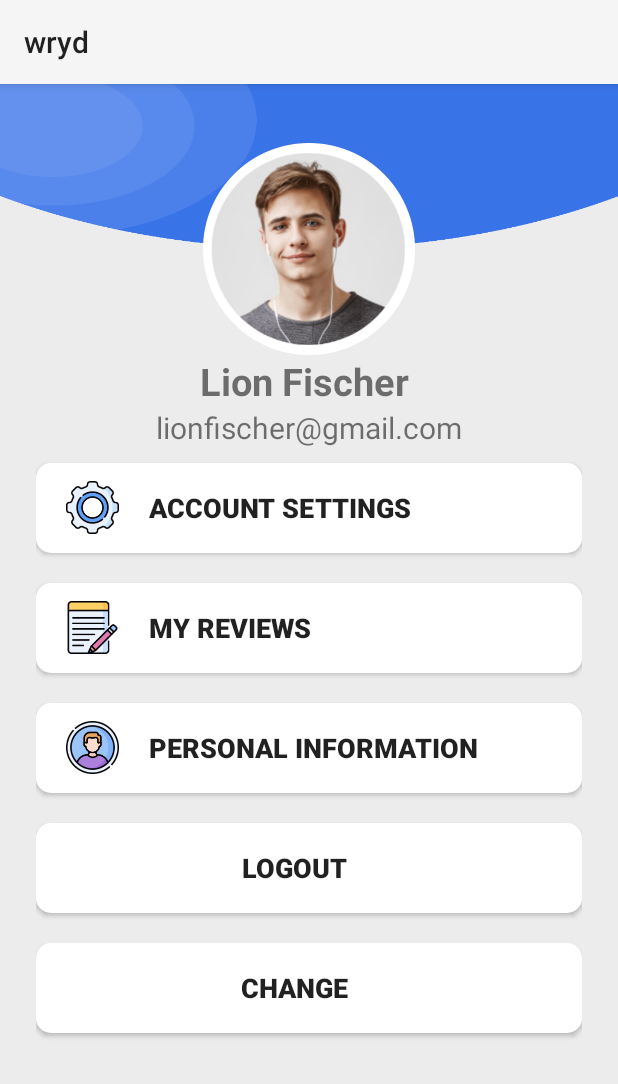
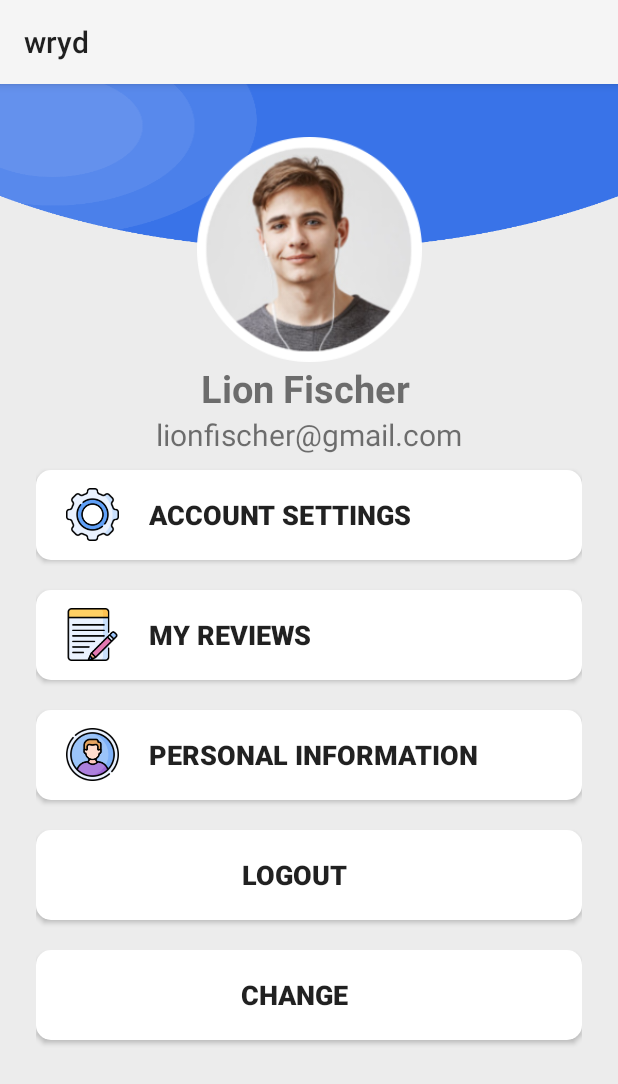
Before and after one commit to wryd-live/wryd, an Android app: the fragment profile shown on its own in the app's theme, on a phone screen of 412 x 824 dp. Shown: the top 1084 px of the screen. Run offline under Robolectric (Android 15) with nearby library versions, the phone set to English and light mode, and no system bars; pictures from the network do not load.

Commit message:
Implemented Settings Profile Page

```diff
--- a/app/src/main/java/com/wrydhub/wryd/wrydapp/ui/profile.java
+++ b/app/src/main/java/com/wrydhub/wryd/wrydapp/ui/profile.java
@@ -1,21 +1,27 @@
 package com.wrydhub.wryd.wrydapp.ui;
 //package com.example.bottomsheetlayout;
 //
+import static android.content.ContentValues.TAG;
+
 import androidx.annotation.NonNull;
 import androidx.appcompat.app.AppCompatActivity;
 
 import android.app.Dialog;
+import android.app.ProgressDialog;
 import android.content.SharedPreferences;
 import android.graphics.Color;
 import android.graphics.drawable.ColorDrawable;
 import android.os.Bundle;
+import android.util.Log;
 import android.view.Gravity;
 import android.view.View;
 import android.view.ViewGroup;
 import android.view.Window;
 import android.widget.Button;
 import android.widget.EditText;
+import android.widget.ImageView;
 import android.widget.LinearLayout;
+import android.widget.TextView;
 import android.widget.Toast;
 
 import android.app.Dialog;
@@ -34,8 +40,22 @@ import android.widget.Button;
 import android.widget.LinearLayout;
 import android.widget.Toast;
 
+import com.bumptech.glide.Glide;
 import com.wrydhub.wryd.wrydapp.MainActivity;
 import com.wrydhub.wryd.wrydapp.R;
+import com.wrydhub.wryd.wrydapp.utils.keysConfig;
+
+import org.json.JSONArray;
+import org.json.JSONObject;
+
+import java.io.IOException;
+import java.util.Objects;
+
+import okhttp3.Call;
+import okhttp3.Callback;
+import okhttp3.OkHttpClient;
+import okhttp3.Request;
+import okhttp3.Response;
 
 /**
  * A simple {@link Fragment} subclass.
@@ -46,13 +66,27 @@ public class profile extends Fragment {
 
     // TODO: Rename parameter arguments, choose names that match
     // the fragment initialization parameters, e.g. ARG_ITEM_NUMBER
-    private static final String ARG_PARAM1 = "param1";
-    private static final String ARG_PARAM2 = "param2";
+    private static final String ARG_PARAM1 = "userid";
+    private static final String ARG_PARAM2 = "orgUsername";
+    private static final String ARG_PARAM3 = "token";
 
     // TODO: Rename and change types of parameters
-    private String mParam1;
-    private String mParam2;
+    private String savedUserid;
+    private String savedOrgUsername;
+    private String savedUserToken;
+
+
     Button bottomsheet;
+
+    ProgressDialog progress;
+
+
+    ImageView profileImageView;
+    TextView nameTextView;
+    TextView emailTextView;
+
+
+
     public profile() {
         // Required empty public constructor
     }
@@ -81,8 +115,9 @@ public class profile extends Fragment {
 
 
         if (getArguments() != null) {
-            mParam1 = getArguments().getString(ARG_PARAM1);
-            mParam2 = getArguments().getString(ARG_PARAM2);
+            savedUserid = getArguments().getString(ARG_PARAM1);
+            savedOrgUsername = getArguments().getString(ARG_PARAM2);
+            savedUserToken = getArguments().getString(ARG_PARAM3);
         }
     }
 
@@ -93,6 +128,16 @@ public class profile extends Fragment {
 
 //        ViewGroup root =  inflater.inflate(R.layout.fragment_profile, container, false);
         ViewGroup root = (ViewGroup) inflater.inflate(R.layout.fragment_profile,container,false);
+
+
+
+        profileImageView = root.findViewById(R.id.profileImageView);
+        nameTextView = root.findViewById(R.id.userNameTextView);
+        emailTextView = root.findViewById(R.id.emailTextView);
+
+
+
+
         bottomsheet = root.findViewById(R.id.button7);
         bottomsheet.setOnClickListener(new View.OnClickListener() {
             @Override
@@ -111,6 +156,11 @@ public class profile extends Fragment {
             getActivity().finishAndRemoveTask();
         });
         // Inflate the layout for this fragment
+
+
+
+        getUserViewDetails();
+
         return root;
     }
 
@@ -150,4 +200,110 @@ public class profile extends Fragment {
         dialog.getWindow().setGravity(Gravity.BOTTOM);
 
     }
+
+
+    void showLoading()
+    {
+        progress = new ProgressDialog(getContext());
+        progress.setTitle("Loading");
+        progress.setMessage("Fetching profile data from server....");
+        progress.setCancelable(false); // disable dismiss by tapping outside of the dialog
+        progress.show();
+    }
+
+    void stopLoading()
+    {
+        progress.hide();
+    }
+
+
+    void getUserViewDetails()
+    {
+        showLoading();
+        OkHttpClient client = new OkHttpClient();
+        String url = keysConfig.wrydServerURL + "/api/user/view";
+        System.out.println("my url ===== "+url);
+        Request request = new Request.Builder()
+                .url(url)
+                .addHeader("Authorization","Bearer "+savedUserToken)
+                .build();
+
+        client.newCall(request).enqueue(new Callback() {
+            @Override
+            public void onFailure(Call call, IOException e) {
+                e.printStackTrace();
+
+                getActivity().runOnUiThread(() -> {
+                    stopLoading();
+//                    stopShimmer();
+                    Toast.makeText(getContext(), "Unable To Retrieve Profile", Toast.LENGTH_SHORT).show();
+                });
+
+            }
+
+            @Override
+            public void onResponse(Call call, Response response) throws IOException {
+
+                try {
+                    if(response.isSuccessful())
+                    {
+                        Log.d(TAG, "=================================");
+
+                        String result = response.body().string();
+                        Log.d(TAG, "onResponse: "+result);
+
+
+                        JSONArray myResultArray = new JSONArray(result);
+                        JSONObject res = myResultArray.getJSONObject(0);
+
+
+                        String myName =  res.getString("name");
+                        String imgUrl = res.getString("imageurl");
+
+
+
+
+//                        String person_email = res.getString("person_email");
+//                        boolean isFriend = Boolean.parseBoolean(res.getString("friend"));
+//                        boolean isRequest = Boolean.parseBoolean(res.getString("request"));
+//                        String requestType = res.getString("request-type");
+
+
+                        getActivity().runOnUiThread(new Runnable() {
+                            @Override
+                            public void run() {
+                                stopLoading();
+//                                    stopShimmer();
+
+                                String myImgUrl = "https://api.multiavatar.com/"+ myName +".png";
+                                nameTextView.setText(myName);
+                                emailTextView.setText("abcd@gmail.com");
+
+                                Glide
+                                    .with(getContext())
+                                    .load(myImgUrl)
+                                    .into(profileImageView);
+
+
+                            }
+                        });
+                    }
+                }
+                catch (Exception e)
+                {
+                    getActivity().runOnUiThread(() -> {
+                        stopLoading();
+                        //                        stopShimmer();
+                        try {
+                            Toast.makeText(getContext(), "Error" + response.body().string(), Toast.LENGTH_SHORT).show();
+                        } catch (IOException ex) {
+                            ex.printStackTrace();
+                        }
+                    });
+                }
+            }
+        });
+    }
+
+
 }
--- a/app/src/main/res/layout/fragment_profile.xml
+++ b/app/src/main/res/layout/fragment_profile.xml
@@ -31,8 +31,8 @@
 
                 <ImageView
                     android:id="@+id/profileImageView"
-                    android:layout_width="wrap_content"
-                    android:layout_height="wrap_content"
+                    android:layout_width="150dp"
+                    android:layout_height="150dp"
                     app:layout_constraintBottom_toBottomOf="@+id/imageView9"
                     app:layout_constraintEnd_toEndOf="parent"
                     app:layout_constraintStart_toStartOf="parent"
```
